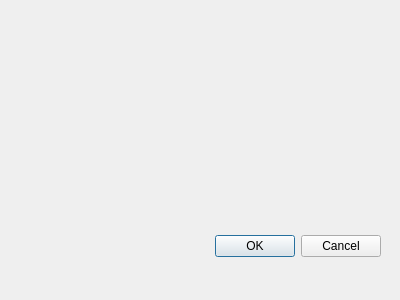
Qt form basicdialog1.ui (JerryLi7332/QT-) before a commit.
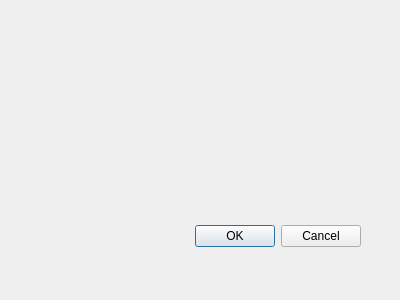
The same form after that commit.

What changed in the file:
```diff
--- a/basicdialog1.ui
+++ b/basicdialog1.ui
@@ -16,8 +16,8 @@
   <widget class="QDialogButtonBox" name="buttonBox">
    <property name="geometry">
     <rect>
-     <x>40</x>
-     <y>230</y>
+     <x>20</x>
+     <y>220</y>
      <width>341</width>
      <height>32</height>
     </rect>
```
Left out of the diff: 35 changed lines with no effect on the pictures.
